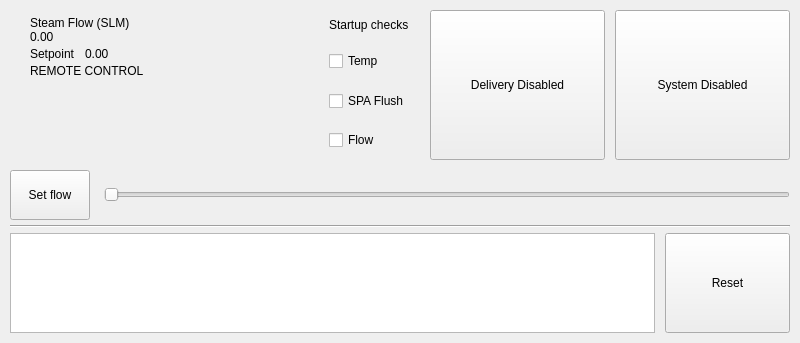
Old version of the form ui/resources/RunPage_widget.ui in the repository tamdak-dan/rch-steamer.
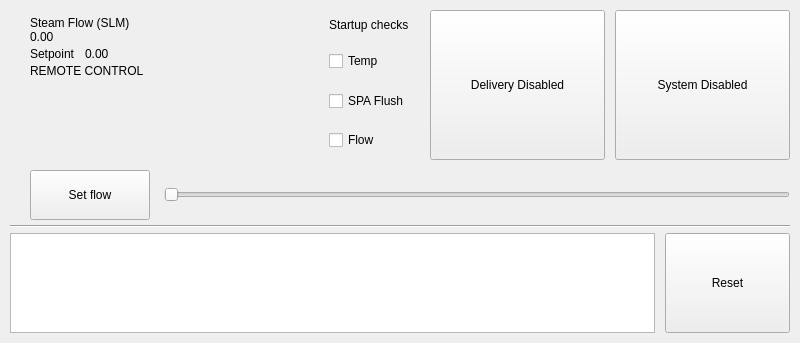
New version of the form.

Commit message:
Run page: Set flow button 120x50 like the nav buttons, aligned with Steam Flow title
The button is now fixed at 120x50 px, the same as Run/Maint/System, and
the slider row gets a 20 px left margin so the button's left edge lines
up with the Steam Flow (SLM) title (x = 40 px).

Claude-Session: https://claude.ai/code/session_01DpXPReu8uEsVNPhLgT5eHN

Diff of the .ui file:
```diff
--- a/ui/resources/RunPage_widget.ui
+++ b/ui/resources/RunPage_widget.ui
@@ -365,6 +365,9 @@
            <property name="spacing">
             <number>14</number>
            </property>
+           <property name="leftMargin">
+            <number>20</number>
+           </property>
            <item>
             <widget class="QPushButton" name="btn_SetFlow">
              <property name="sizePolicy">
@@ -375,7 +378,13 @@
              </property>
              <property name="minimumSize">
               <size>
-               <width>0</width>
+               <width>120</width>
+               <height>50</height>
+              </size>
+             </property>
+             <property name="maximumSize">
+              <size>
+               <width>120</width>
                <height>50</height>
               </size>
              </property>
```
